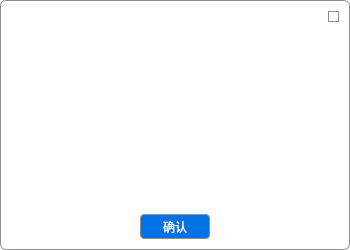
Before: the Qt Designer form code/MessageWidget.ui in Dobot-Arm/DRobotMaintenanceTool, drawn with Qt 5.
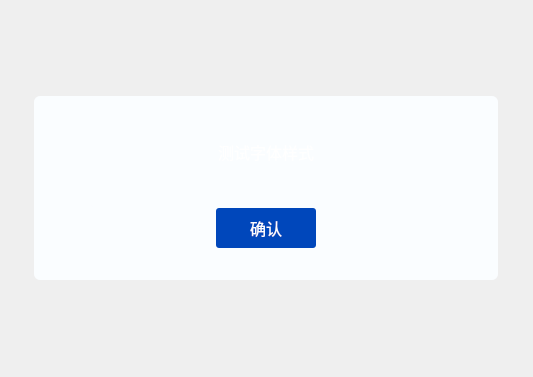
After: the same form once the commit is applied. Icons and pictures are not drawn.

The edit to the form file:
```diff
--- a/code/MessageWidget.ui
+++ b/code/MessageWidget.ui
@@ -6,8 +6,8 @@
    <rect>
     <x>0</x>
     <y>0</y>
-    <width>350</width>
-    <height>250</height>
+    <width>533</width>
+    <height>377</height>
    </rect>
   </property>
   <property name="sizePolicy">
@@ -18,23 +18,25 @@
   </property>
   <property name="minimumSize">
    <size>
-    <width>350</width>
-    <height>250</height>
+    <width>0</width>
+    <height>0</height>
+   </size>
+  </property>
+  <property name="maximumSize">
+   <size>
+    <width>16777215</width>
+    <height>16777215</height>
    </size>
   </property>
   <property name="windowTitle">
    <string>Form</string>
   </property>
   <property name="styleSheet">
-   <string notr="true">QWidget{
-  	border: 1px solid #8f8f91;
-  	border-radius:6px;
-	background-color: rgb(255, 255, 255);
-}</string>
+   <string notr="true"/>
   </property>
-  <layout class="QVBoxLayout" name="verticalLayout">
-   <item alignment="Qt::AlignRight">
-    <widget class="QPushButton" name="btnClose">
+  <layout class="QGridLayout" name="gridLayout">
+   <item row="0" column="0">
+    <widget class="QWidget" name="widget" native="true">
      <property name="sizePolicy">
       <sizepolicy hsizetype="Fixed" vsizetype="Fixed">
        <horstretch>0</horstretch>
@@ -43,51 +45,54 @@
      </property>
      <property name="minimumSize">
       <size>
-       <width>11</width>
-       <height>11</height>
+       <width>464</width>
+       <height>184</height>
       </size>
      </property>
      <property name="maximumSize">
       <size>
-       <width>11</width>
-       <height>11</height>
+       <width>464</width>
+       <height>184</height>
       </size>
      </property>
      <property name="styleSheet">
-      <string notr="true">QPushButton{
-border-image: url(:/image/images/icon_close_dialog.png);
-color: gray;
-}
-
-QPushButton:hover{
-border-image: url(:/image/images/icon_close_hover.png);
-
-}
-
-QPushButton:pressed{
-border-image: url(:/image/images/icon_close_press.png);
-}</string>
+      <string notr="true">background-color: rgb(250, 253, 255);
+border-radius: 6px;</string>
      </property>
-     <property name="text">
-      <string/>
-     </property>
-    </widget>
-   </item>
-   <item>
-    <layout class="QHBoxLayout" name="horizontalLayout">
+     <layout class="QVBoxLayout" name="verticalLayout">
+      <property name="spacing">
+       <number>0</number>
+      </property>
+      <property name="leftMargin">
+       <number>56</number>
+      </property>
+      <property name="topMargin">
+       <number>0</number>
+      </property>
+      <property name="rightMargin">
+       <number>56</number>
+      </property>
+      <property name="bottomMargin">
+       <number>32</number>
+      </property>
      <item>
       <widget class="QLabel" name="labelMessage">
        <property name="font">
         <font>
-         <family>Microsoft YaHei UI</family>
+          <family>Arial</family>
+          <pointsize>-1</pointsize>
+          <weight>50</weight>
+          <bold>false</bold>
         </font>
        </property>
        <property name="styleSheet">
         <string notr="true">border:none;
-color: rgb(255, 255, 255);</string>
+color: rgb(255, 255, 255);
+font-size:16px;
+font-weight: normal;</string>
        </property>
        <property name="text">
-        <string/>
+         <string>测试字体样式</string>
        </property>
        <property name="alignment">
         <set>Qt::AlignCenter</set>
@@ -97,39 +102,41 @@
        </property>
       </widget>
      </item>
-    </layout>
-   </item>
    <item alignment="Qt::AlignHCenter">
     <widget class="QPushButton" name="btnConfirm">
      <property name="minimumSize">
       <size>
-       <width>70</width>
-       <height>25</height>
+          <width>100</width>
+          <height>40</height>
+         </size>
+        </property>
+        <property name="maximumSize">
+         <size>
+          <width>16777215</width>
+          <height>40</height>
       </size>
      </property>
      <property name="font">
       <font>
        <family>Microsoft YaHei UI</family>
+          <pointsize>-1</pointsize>
+          <weight>50</weight>
+          <bold>false</bold>
       </font>
      </property>
      <property name="styleSheet">
-      <string notr="true">QPushButton{
-	width: 54px;
-	height: 20px;
-	background: #0172e5;
-	border-radius: 4px;
-	color: #FFFFFF;
-}
-QPushButton::pressed{
-	background: #0172e5;
-}
-QPushButton::disabled{
-	background: rgb(55, 71, 95);
-}</string>
+         <string notr="true">background: #0047BB;
+border-radius: 3px;
+font-size: 16px;
+font-weight: normal;
+color: #FAFDFF;</string>
      </property>
      <property name="text">
       <string>确认</string>
      </property>
+       </widget>
+      </item>
+     </layout>
     </widget>
    </item>
   </layout>
```
Lines whose indentation alone changed are shown as unchanged.
